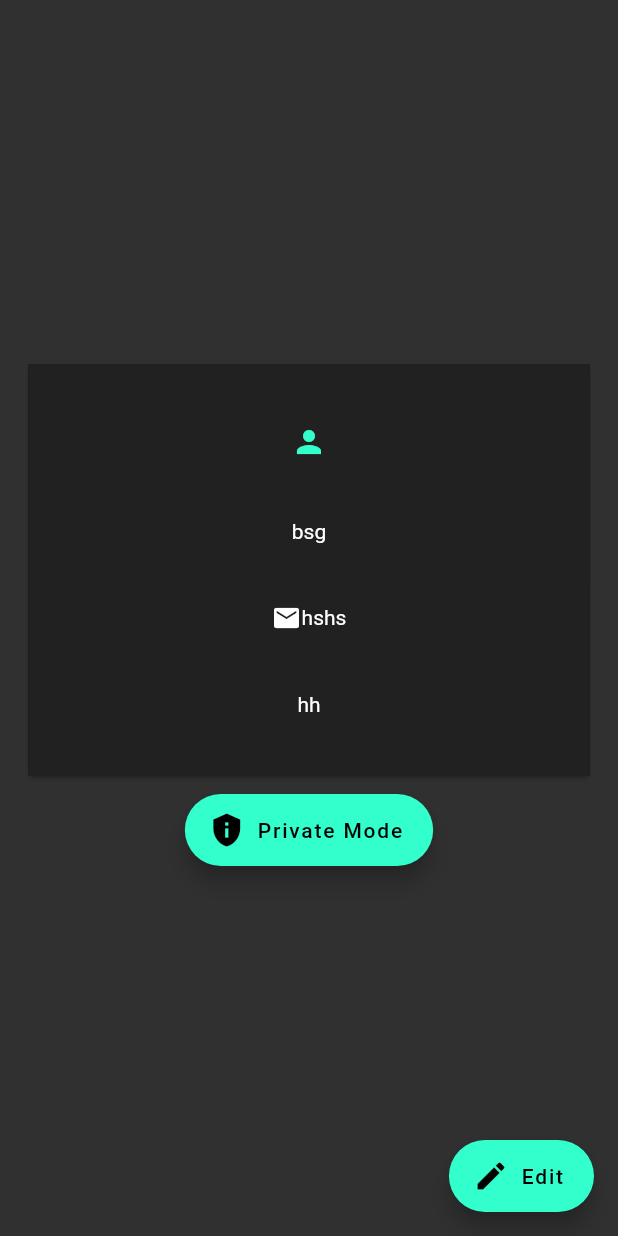
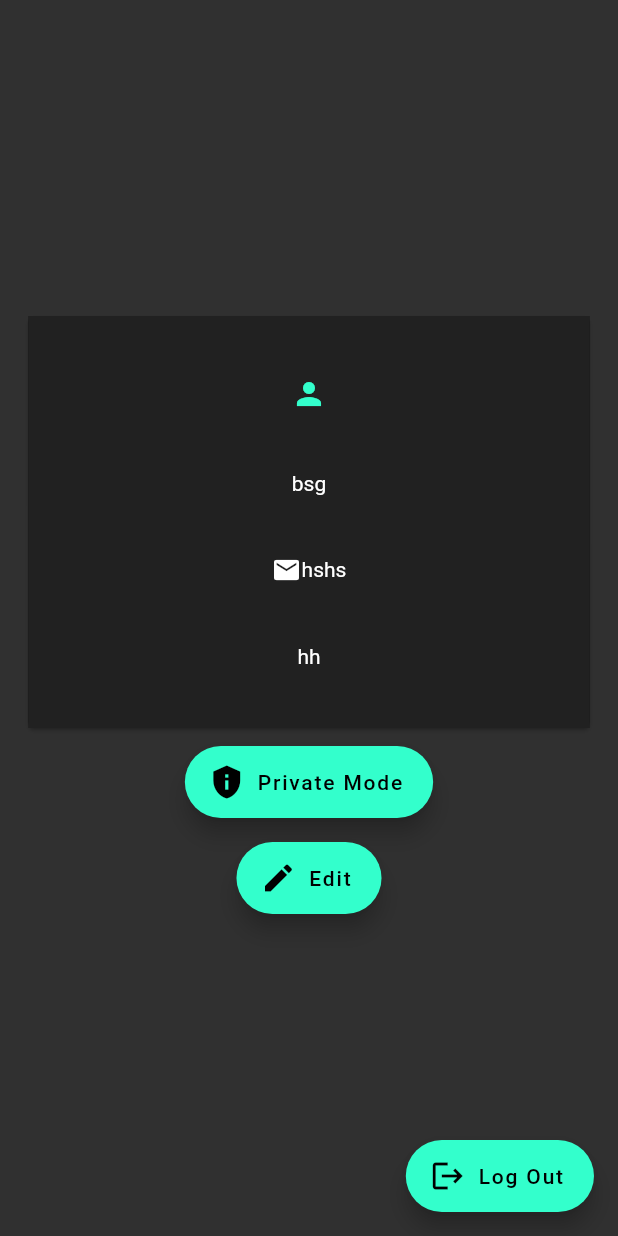
Before and after one commit to A-N-uraag/Project-Locus, a Flutter app: the ProfileView screen opened directly, on a phone screen of 412 x 824 dp. Run offline on Flutter 3.47's test engine with Material 2 defaults, Android fonts, the phone set to English and light mode, and no system bars; our stand-ins replace cloud_firestore, firebase_auth, firebase_core, geolocator, google_maps_flutter, sqflite; missing offline and left inert: android_alarm_manager, background_fetch; accounts and stored records are empty.

Commit message:
Added LogOut and Updated EditProfile

```diff
--- a/lib/pages/settings.dart
+++ b/lib/pages/settings.dart
@@ -2,6 +2,9 @@ import 'dart:math';
 
 import 'package:ProjectLocus/components/namecard.dart';
 import 'package:ProjectLocus/pages/EditProfile.dart';
+import 'package:ProjectLocus/pages/EntryOptionsPage.dart';
+import 'package:ProjectLocus/pages/UserSignInPage.dart';
+import 'package:ProjectLocus/utils/AuthUtils.dart';
 import 'package:flutter/material.dart';
 
 class Profile extends StatelessWidget {
@@ -24,7 +27,7 @@ class ProfileView extends StatelessWidget {
           Padding(
             padding: const EdgeInsets.all(8.0),
             child: FloatingActionButton.extended(
-              heroTag: Random().nextInt(1000),
+              heroTag: Random().nextInt(100),
               onPressed: () {
                 // Add your onPressed code here!
               },
@@ -33,15 +36,28 @@ class ProfileView extends StatelessWidget {
               backgroundColor: Color(0xff33ffcc),
             ),
           ),
+          Padding(
+            padding: const EdgeInsets.all(8.0),
+            child: FloatingActionButton.extended(
+              heroTag: "Edit",
+              onPressed: () {
+                Navigator.push(context, MaterialPageRoute(builder: (context) => EditProfile()));
+              },
+              label: Text("Edit"),
+              icon: Icon(Icons.edit),
+              backgroundColor: Color(0xff33ffcc),
+            ),
+          ),
         ],
       ),
       floatingActionButton: FloatingActionButton.extended(
-        heroTag: Random().nextInt(1000),
+        heroTag: Random().nextInt(10),
         onPressed: () {
-          Navigator.push(context, MaterialPageRoute(builder: (context) => EditProfile()));
+          AuthUtils.signOut();
+          Navigator.pushAndRemoveUntil(context, MaterialPageRoute(builder: (context) => EntryOptionsPage()), (route) => false);
         },
-        label: Text("Edit"),
-        icon: Icon(Icons.edit),
+        label: Text("Log Out"),
+        icon: Icon(Icons.logout),
         backgroundColor: Color(0xff33ffcc),
       ),
     );
```
Also changed, not shown: lib/pages/EditProfile.dart (+30 -64 lines), lib/pages/GivenAccess.dart (+0 -10 lines), 2 other files.
